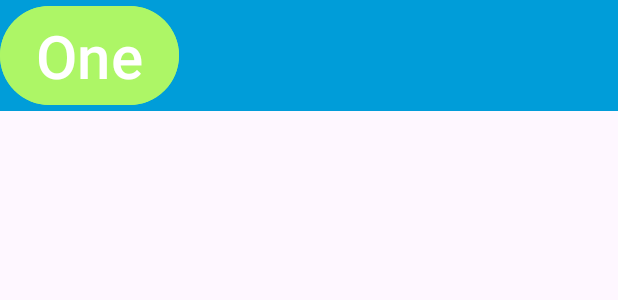
After one commit to Danne132/64130005_MobileDevelopment, an Android app: the layout fragment_footer.xml on its own in the app's theme, with its tools: preview values and no code run, on a phone screen of 412 x 824 dp. The commit adds this screen. Shown: the top 300 px of the screen. Run offline under Robolectric (Android 15) with nearby library versions, the phone set to English and light mode, and no system bars.

Commit message:
update view Fragment

```diff
--- /dev/null
+++ b/Fragment/app/src/main/res/layout/fragment_footer.xml
@@ -0,0 +1,28 @@
+<?xml version="1.0" encoding="utf-8"?>
+<FrameLayout xmlns:android="http://schemas.android.com/apk/res/android"
+    xmlns:tools="http://schemas.android.com/tools"
+    android:layout_width="match_parent"
+    android:layout_height="wrap_content"
+    xmlns:app="http://schemas.android.com/apk/res-auto"
+    tools:context=".FooterFragment"
+    android:background="#009DD9">
+
+    <!-- TODO: Update blank fragment layout -->
+    <Button
+        android:id="@+id/one"
+        android:layout_width="wrap_content"
+        android:layout_height="wrap_content"
+        android:text="One"
+        app:backgroundTint="#ADF666"
+        android:textSize="40sp"
+        />
+    <Button
+        android:layout_width="wrap_content"
+        android:layout_height="wrap_content"
+        android:text="One"
+        app:backgroundTint="#ADF666"
+        android:textSize="40sp"
+        android:nextFocusLeft="@id/one"
+        />
+
+</FrameLayout>
--- a/Fragment/app/src/main/res/values/strings.xml
+++ b/Fragment/app/src/main/res/values/strings.xml
@@ -1,3 +1,5 @@
 <resources>
     <string name="app_name">Fragment</string>
+    <!-- TODO: Remove or change this placeholder text -->
+    <string name="hello_blank_fragment">Hello blank fragment</string>
 </resources>
```
Also changed, not shown: Fragment/app/src/main/java/bt/an/fragment/ContentFragment.java (added, +64 -0 lines), Fragment/app/src/main/java/bt/an/fragment/FooterFragment.java (added, +64 -0 lines), Fragment/app/src/main/res/layout/fragment_content.xml (added, +19 -0 lines).
